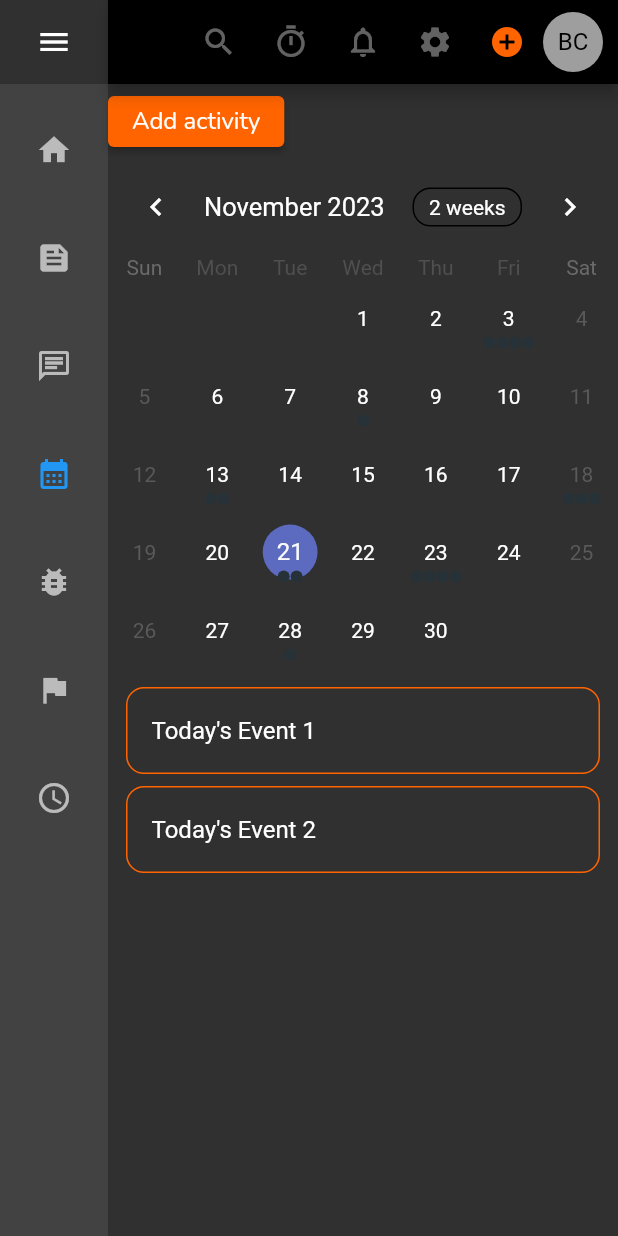
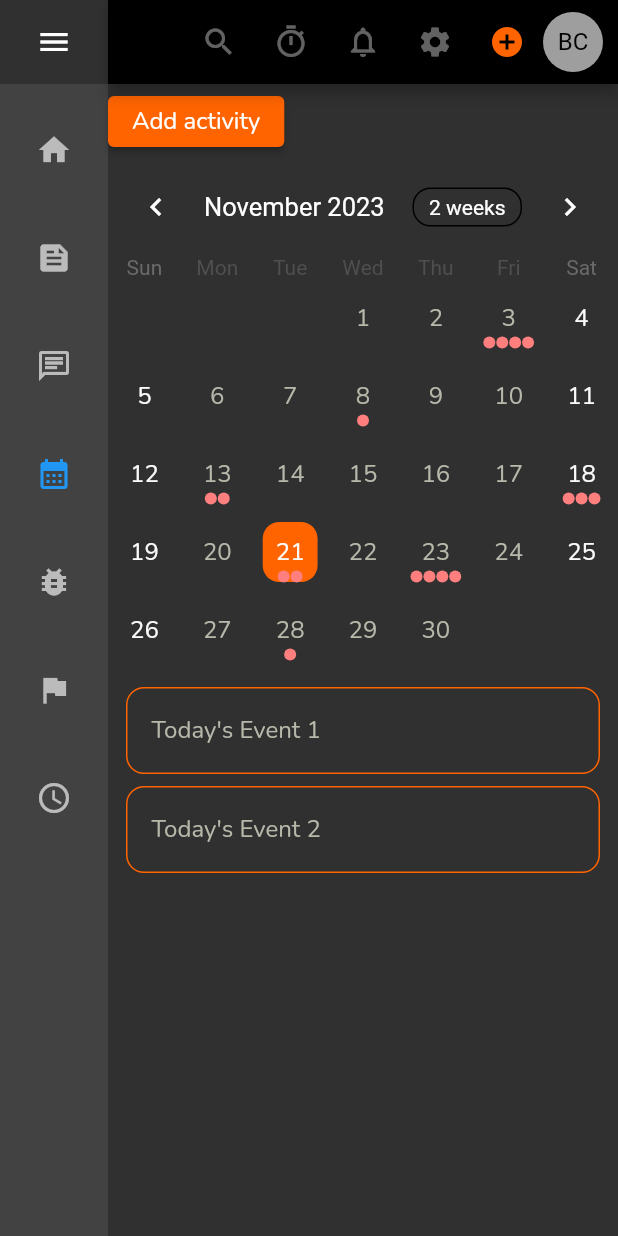
Before and after one commit to LOVE-CRAFTT/Bug-Tracker, a Flutter app: the screen it shows after launch, on a phone screen of 412 x 824 dp. Run offline on Flutter 3.47's test engine with Material 3 defaults, Android fonts, the phone set to English and light mode, and no system bars; drawn by our look-alikes of table_calendar.

Commit message:
customize calendar and event card

```diff
--- /dev/null
+++ b/bug_tracker/devtools_options.yaml
@@ -0,0 +1 @@
+extensions:
--- a/bug_tracker/lib/pages/calendar_page.dart
+++ b/bug_tracker/lib/pages/calendar_page.dart
@@ -5,6 +5,10 @@ import 'package:bug_tracker/utilities/constants.dart';
 import 'package:table_calendar/table_calendar.dart';
 import 'package:bug_tracker/utilities/calendar_utils.dart';
 
+/// Contains a calendar with tags showing events if available
+/// User can select multiple days at once and set events for any day
+/// Toggle select range by long pressing
+/// Once a day is selected, If there are events to be shown a list of [EventCard]s with details is shown
 class CalendarPage extends StatefulWidget {
   const CalendarPage({super.key});
 
@@ -113,9 +117,7 @@ class _CalendarPageState extends State<CalendarPage> {
             rangeSelectionMode: _rangeSelectionMode,
             eventLoader: _getEventsForDay,
             startingDayOfWeek: StartingDayOfWeek.sunday,
-            calendarStyle: const CalendarStyle(
-              outsideDaysVisible: false,
-            ),
+            calendarStyle: kCalendarStyle,
             onDaySelected: _onDaySelected,
             onRangeSelected: _onRangeSelected,
             onFormatChanged: (format) {
--- a/bug_tracker/lib/ui_components/custom_navigation_rail.dart
+++ b/bug_tracker/lib/ui_components/custom_navigation_rail.dart
@@ -3,7 +3,7 @@ import 'package:bug_tracker/utilities/constants.dart';
 
 // Variables for displaying the nav bar or not, and current selected in the nav bar
 //Moved out for access in main_screen
-bool showAppBar = true;
+bool showAppBar = false;
 int selectedIndex = 3;
 
 ///Contains a static [SizedBox] and an Expanded scrollable NavigationRail arranged in a column,
--- a/bug_tracker/lib/ui_components/event_card.dart
+++ b/bug_tracker/lib/ui_components/event_card.dart
@@ -2,6 +2,7 @@ import 'package:flutter/material.dart';
 import 'package:bug_tracker/utilities/constants.dart';
 import 'package:bug_tracker/utilities/calendar_utils.dart';
 
+///Event card for when a day is selected/focused on in the calendar page
 class EventCard extends StatefulWidget {
   const EventCard({
     super.key,
@@ -43,6 +44,7 @@ class _EventCardState extends State<EventCard> {
                 )
               : null,
           title: Text('${widget.event}'),
+          titleTextStyle: kContainerTextStyle,
         ),
       ),
     );
--- a/bug_tracker/lib/utilities/constants.dart
+++ b/bug_tracker/lib/utilities/constants.dart
@@ -1,6 +1,7 @@
 import 'package:flutter/material.dart';
 import 'package:bug_tracker/ui_components/fast_access_container.dart';
 import 'package:bug_tracker/ui_components/large_container.dart';
+import 'package:table_calendar/table_calendar.dart';
 
 ///Width of a big screen, gotten from testing
 ///If screen goes lower than this, screen layout changes to accommodate
@@ -19,6 +20,44 @@ const TextStyle kContainerTextStyle = TextStyle(
   fontSize: 16,
   fontFamily: "Nunito",
   color: Color(0xFFb6b8aa),
+);
+
+///TextStyle for each cell in the calendar except done/stated otherwise
+const TextStyle kCalendarCellTextStyle = TextStyle(
+  color: Color(0xFFFAFAFA),
+  fontSize: 16.0,
+  fontFamily: "Nunito",
+);
+
+CalendarStyle kCalendarStyle = CalendarStyle(
+  outsideDaysVisible: false,
+  defaultTextStyle: kContainerTextStyle,
+  todayTextStyle: kCalendarCellTextStyle,
+  selectedTextStyle: kCalendarCellTextStyle,
+  rangeStartTextStyle: kCalendarCellTextStyle,
+  rangeEndTextStyle: kCalendarCellTextStyle,
+  weekendTextStyle: kCalendarCellTextStyle,
+  markerDecoration: const BoxDecoration(
+    color: Color(0xFFFF7F7F),
+    shape: BoxShape.circle,
+  ),
+  todayDecoration: BoxDecoration(
+    color: const Color(0xFFFF9B44),
+    borderRadius: BorderRadius.circular(11.0),
+  ),
+  selectedDecoration: BoxDecoration(
+    color: secondaryThemeColor,
+    borderRadius: BorderRadius.circular(11.0),
+  ),
+  rangeStartDecoration: const BoxDecoration(
+    color: Color(0xFFFF9B44),
+    shape: BoxShape.circle,
+  ),
+  rangeEndDecoration: const BoxDecoration(
+    color: Color(0xFFFF9B44),
+    shape: BoxShape.circle,
+  ),
+  rangeHighlightColor: const Color(0xFFFFC05C),
 );
 
 ///Used as the secondary theme color to contrast from the grey/black background
```
